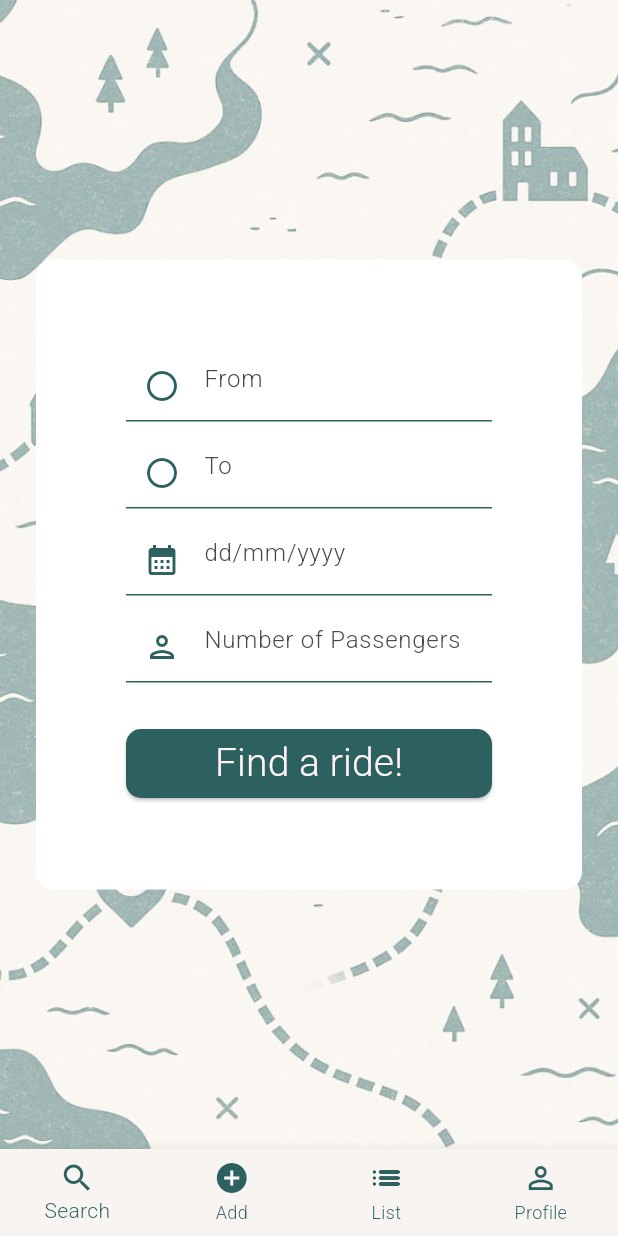
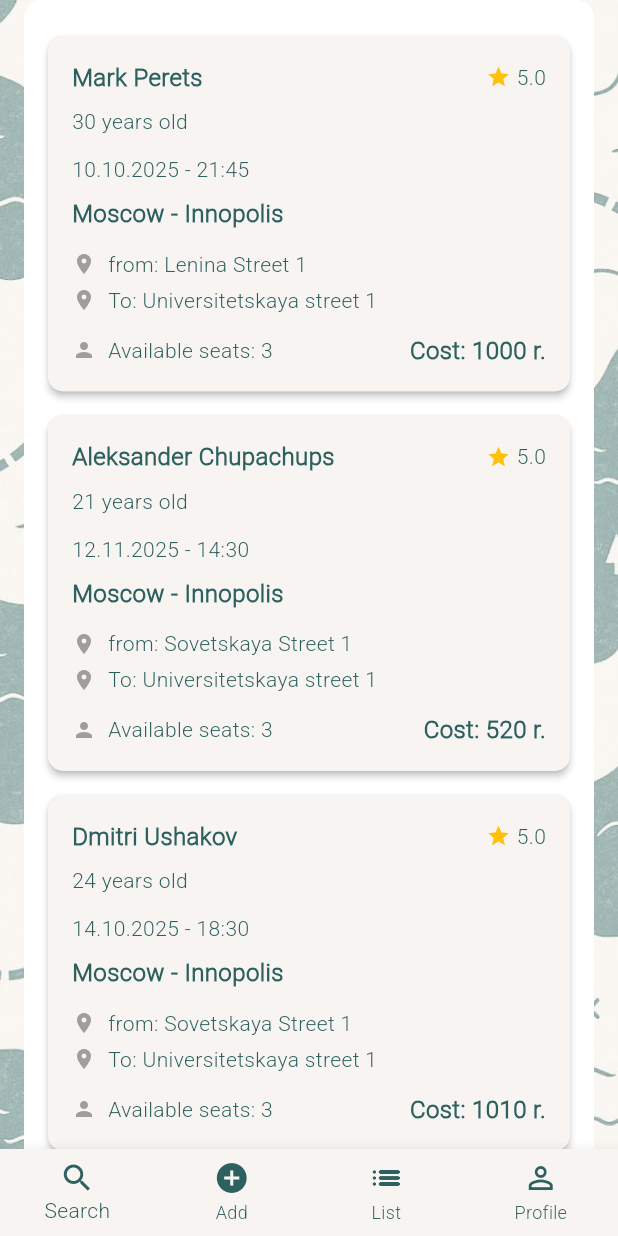
Before and after one commit to karmihkr/Sayohat, a Flutter app: the WelcomeScreen screen opened by its route, after a tap on "Find a ride!", on a phone screen of 412 x 824 dp. Run offline on Flutter 3.47's test engine with Material 3 defaults, Android fonts, the phone set to English and light mode, and no system bars; missing offline and left inert: pattern_formatter.

Commit message:
list of rides after search form fields

```diff
--- /dev/null
+++ b/frontend/lib/screens/list_search_screen.dart
@@ -0,0 +1,173 @@
+import 'package:flutter/material.dart';
+import 'package:sayohat/theme/app_colors.dart';
+import 'package:sayohat/screens/test_data_search_screen.dart';
+
+class ListSearchRideScreen extends StatelessWidget {
+  const ListSearchRideScreen({super.key});
+
+  @override
+  Widget build(BuildContext context) {
+    return SingleChildScrollView(
+      child: Container(
+        margin: const EdgeInsets.symmetric(horizontal: 16),
+        padding: const EdgeInsets.all(16),
+        decoration: BoxDecoration(
+          color: Colors.white,
+          borderRadius: BorderRadius.circular(12),
+        ),
+        child: Column(
+          crossAxisAlignment: CrossAxisAlignment.start,
+          children: [
+            ListView.builder(
+              shrinkWrap: true,
+              physics: const NeverScrollableScrollPhysics(),
+              itemCount: rides.length,
+              itemBuilder: (BuildContext context, int index) {
+                final ride = rides[index];
+                return Card(
+                  margin: const EdgeInsets.symmetric(vertical: 8),
+                  elevation: 2,
+                  shape: RoundedRectangleBorder(
+                    borderRadius: BorderRadius.circular(10),
+                  ),
+                  color: AppColors.backgroundBeige,
+                  child: Padding(
+                    padding: const EdgeInsets.all(16),
+                    child: Column(
+                      crossAxisAlignment: CrossAxisAlignment.start,
+                      children: [
+                        Row(
+                          mainAxisAlignment: MainAxisAlignment.spaceBetween,
+                          children: [
+                            Text(
+                              ride.fullName,
+                              style: TextStyle(
+                                fontSize: 16,
+                                fontWeight: FontWeight.bold,
+                                color: AppColors.primaryGreen,
+                              ),
+                            ),
+                            Row(
+                              children: [
+                                const Icon(
+                                  Icons.star,
+                                  color: Colors.amber,
+                                  size: 16,
+                                ),
+                                const SizedBox(width: 4),
+                                Text(
+                                  '5.0',
+                                  style: TextStyle(
+                                    fontSize: 14,
+                                    color: AppColors.primaryGreen,
+                                  ),
+                                ),
+                              ],
+                            ),
+                          ],
+                        ),
+                        const SizedBox(height: 8),
+                        Text(
+                          '${ride.age} years old',
+                          style: TextStyle(
+                            fontSize: 14,
+                            color: AppColors.primaryGreen,
+                          ),
+                        ),
+                        const SizedBox(height: 12),
+                        Text(
+                          '${ride.date.day}.${ride.date.month}.${ride.date.year} - ${ride.date.hour}:${ride.date.min}',
+                          style: TextStyle(
+                            fontSize: 14,
+                            fontWeight: FontWeight.w500,
+                            color: AppColors.primaryGreen,
+                          ),
+                        ),
+                        const SizedBox(height: 8),
+                        Text(
+                          '${ride.from} - ${ride.to}',
+                          style: TextStyle(
+                            fontSize: 16,
+                            fontWeight: FontWeight.bold,
+                            color: AppColors.primaryGreen,
+                          ),
+                        ),
+                        const SizedBox(height: 12),
+                        Row(
+                          children: [
+                            Icon(
+                              Icons.location_on,
+                              size: 16,
+                              color: Colors.grey,
+                            ),
+                            SizedBox(width: 8),
+                            Text(
+                              'from: ${ride.address1}',
+                              style: TextStyle(
+                                fontSize: 14,
+                                color: AppColors.primaryGreen,
+                              ),
+                            ),
+                          ],
+                        ),
+                        const SizedBox(height: 4),
+                        Row(
+                          children: [
+                            Icon(
+                              Icons.location_on,
+                              size: 16,
+                              color: Colors.grey,
+                            ),
+                            SizedBox(width: 8),
+                            Text(
+                              'To: ${ride.address2}',
+                              style: TextStyle(
+                                fontSize: 14,
+                                color: AppColors.primaryGreen,
+                              ),
+                            ),
+                          ],
+                        ),
+                        const SizedBox(height: 12),
+                        Row(
+                          mainAxisAlignment: MainAxisAlignment.spaceBetween,
+                          children: [
+                            Row(
+                              children: [
+                                Icon(
+                                  Icons.person,
+                                  size: 16,
+                                  color: Colors.grey,
+                                ),
+                                SizedBox(width: 8),
+                                Text(
+                                  'Available seats: ${ride.seats}',
+                                  style: TextStyle(
+                                    fontSize: 14,
+                                    color: AppColors.primaryGreen,
+                                  ),
+                                ),
+                              ],
+                            ),
+                            Text(
+                              'Cost: ${ride.cost} r.',
+                              style: TextStyle(
+                                fontSize: 16,
+                                fontWeight: FontWeight.bold,
+                                color: AppColors.primaryGreen,
+                              ),
+                            ),
+                          ],
+                        ),
+                      ],
+                    ),
+                  ),
+                );
+              },
+            ),
+          ],
+        ),
+      ),
+    );
+  }
+}
--- a/frontend/lib/screens/tabs-main-screens/find_ride_screen.dart
+++ b/frontend/lib/screens/tabs-main-screens/find_ride_screen.dart
@@ -3,7 +3,9 @@ import 'package:sayohat/theme/app_colors.dart';
 import 'package:pattern_formatter/pattern_formatter.dart';
 
 class FindRideScreen extends StatelessWidget {
-  const FindRideScreen({super.key});
+  final Function(bool) onShowSearchList;
+
+  const FindRideScreen({super.key, required this.onShowSearchList});
 
   @override
   Widget build(BuildContext context) {
@@ -26,7 +28,11 @@ class FindRideScreen extends StatelessWidget {
             SizedBox(height: 10),
             _PassengerNumberField(),
             SizedBox(height: 30),
-            _FindRideButton(),
+            _FindRideButton(
+              onPressed: () {
+                onShowSearchList(true);
+              },
+            ),
           ],
         ),
       ),
@@ -157,10 +163,14 @@ class _PassengerNumberField extends StatelessWidget {
 }
 
 class _FindRideButton extends StatelessWidget {
+  final VoidCallback onPressed;
+
+  const _FindRideButton({required this.onPressed});
+
   @override
   Widget build(BuildContext context) {
     return ElevatedButton(
-      onPressed: () {},
+      onPressed: onPressed,
       style: ElevatedButton.styleFrom(
         minimumSize: Size(246, 46),
         backgroundColor: AppColors.primaryGreen,
--- a/frontend/lib/screens/tabs-main-screens/welcome_screen.dart
+++ b/frontend/lib/screens/tabs-main-screens/welcome_screen.dart
@@ -3,6 +3,7 @@ import 'package:sayohat/screens/tabs-main-screens/find_ride_screen.dart';
 import 'package:sayohat/screens/tabs-main-screens/add_ride_screen.dart';
 import 'package:sayohat/screens/tabs-main-screens/list_ride_screen.dart';
 import 'package:sayohat/screens/tabs-main-screens/profile_screen.dart';
+import 'package:sayohat/screens/list_search_screen.dart';
 import 'package:sayohat/theme/app_colors.dart';
 
 class WelcomeScreen extends StatefulWidget {
@@ -14,23 +15,38 @@ class WelcomeScreen extends StatefulWidget {
 
 class _WelcomeScreenState extends State<WelcomeScreen> {
   int _selectedTab = 0;
+  bool _showSearchList = false;
 
   final List<Widget> _widgetOptions = <Widget>[
-    FindRideScreen(),
+    FindRideScreen(onShowSearchList: (show) {}),
     AddRideScreen(),
     ListRideScreen(),
     ProfileScreen(),
   ];
 
   void onSelectTab(int index) {
-    if (_selectedTab == index) return;
+    if (_selectedTab == index && _showSearchList) {
+      setState(() {
+        _showSearchList = false;
+      });
+      return;
+    }
     setState(() {
       _selectedTab = index;
+      _showSearchList = false;
     });
   }
 
   @override
   Widget build(BuildContext context) {
+    _widgetOptions[0] = FindRideScreen(
+      onShowSearchList: (show) {
+        setState(() {
+          _showSearchList = show;
+        });
+      },
+    );
+
     return Scaffold(
       body: Stack(
         children: [
@@ -42,7 +58,9 @@ class _WelcomeScreenState extends State<WelcomeScreen> {
               ),
             ),
           ),
-          _widgetOptions[_selectedTab],
+          _showSearchList && _selectedTab == 0
+              ? const ListSearchRideScreen()
+              : _widgetOptions[_selectedTab],
         ],
       ),
       bottomNavigationBar: BottomNavigationBar(
--- /dev/null
+++ b/frontend/lib/screens/test_data_search_screen.dart
@@ -0,0 +1,92 @@
+class Date {
+  final int day;
+  final int month;
+  final int year;
+  final int hour;
+  final int min;
+
+  Date({
+    required this.day,
+    required this.month,
+    required this.year,
+    required this.hour,
+    required this.min,
+  });
+}
+
+class Ride {
+  final String fullName;
+  final int age;
+  final String from;
+  final String to;
+  final String address1;
+  final String address2;
+  final int seats;
+  final int cost;
+  final String description;
+  final Date date;
+
+  Ride({
+    required this.fullName,
+    required this.age,
+    required this.from,
+    required this.to,
+    required this.address1,
+    required this.address2,
+    required this.seats,
+    required this.cost,
+    required this.description,
+    required this.date,
+  });
+}
+
+final rides = [
+  Ride(
+    fullName: "Mark Perets",
+    age: 30,
+    from: 'Moscow',
+    to: 'Innopolis',
+    address1: 'Lenina Street 1',
+    address2: 'Universitetskaya street 1',
+    seats: 3,
+    cost: 1000,
+    description: '@alias',
+    date: Date(day: 10, month: 10, year: 2025, hour: 21, min: 45),
+  ),
+  Ride(
+    fullName: "Aleksander Chupachups",
+    age: 21,
+    from: 'Moscow',
+    to: 'Innopolis',
+    address1: 'Sovetskaya Street 1',
+    address2: 'Universitetskaya street 1',
+    seats: 3,
+    cost: 520,
+    description: '@alias',
+    date: Date(day: 12, month: 11, year: 2025, hour: 14, min: 30),
+  ),
+  Ride(
+    fullName: "Dmitri Ushakov",
+    age: 24,
+    from: 'Moscow',
+    to: 'Innopolis',
+    address1: 'Sovetskaya Street 1',
+    address2: 'Universitetskaya street 1',
+    seats: 3,
+    cost: 1010,
+    description: '@alias',
+    date: Date(day: 14, month: 10, year: 2025, hour: 18, min: 30),
+  ),
+  Ride(
+    fullName: "Frandly Thug",
+    age: 52,
+    from: 'Moscow',
+    to: 'Innopolis',
+    address1: 'Sovetskaya Street 1',
+    address2: 'Universitetskaya street 1',
+    seats: 3,
+    cost: 890,
+    description: '@alias',
+    date: Date(day: 17, month: 10, year: 2025, hour: 19, min: 30),
+  ),
+];
```
